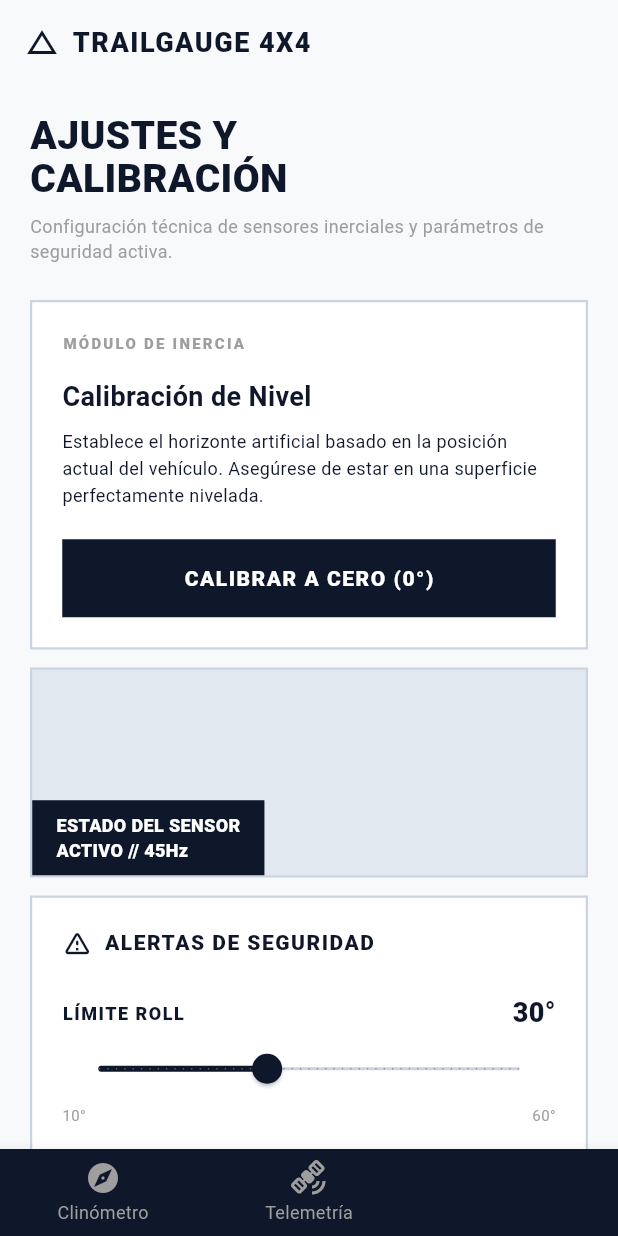
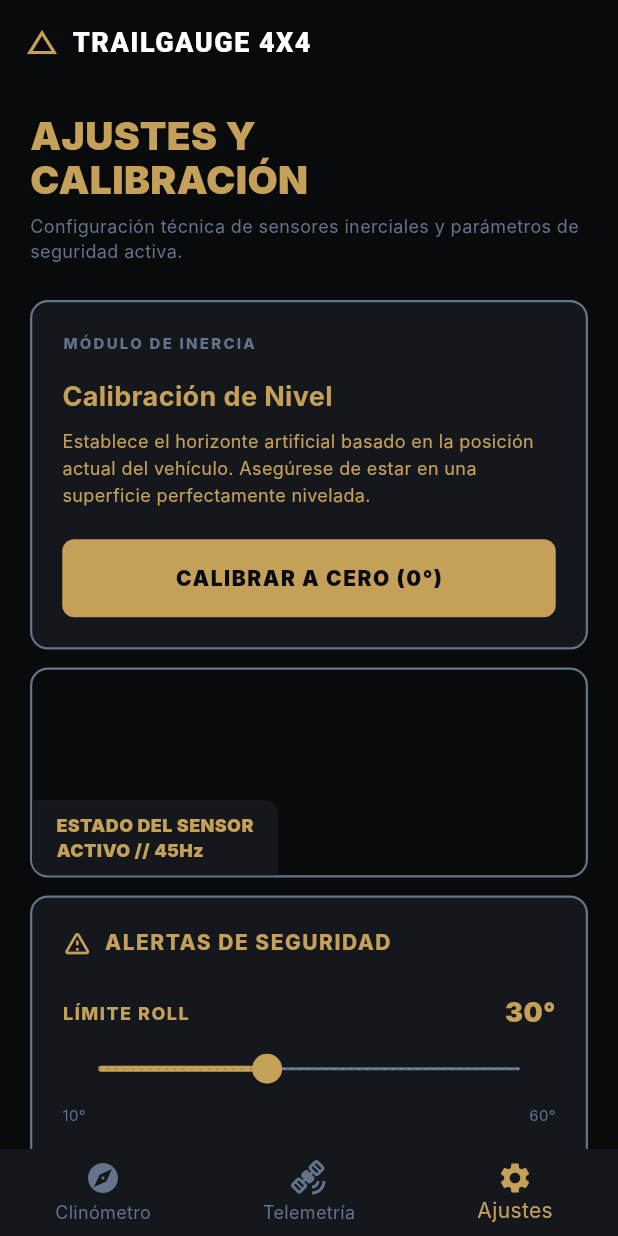
Before and after one commit to AlvinSanchezO/TrailGauge4x4, a Flutter app: the screen it shows after launch, item 3 of the bottom bar chosen, on a phone screen of 412 x 824 dp. Run offline on Flutter 3.47's test engine with Material 3 defaults, Android fonts, the phone set to English and light mode, and no system bars; our stand-ins replace flutter_riverpod, geolocator, sensors_plus, shared_preferences; Roboto replaces fonts that are missing (Inter).

Commit message:
feat: fix telemetry physics, inject low-pass filter state and apply Titanium & Sahara Gold UI theme

```diff
--- a/lib/core/theme/app_theme.dart
+++ b/lib/core/theme/app_theme.dart
@@ -1,44 +1,47 @@
 import 'package:flutter/material.dart';
 
 class AppTheme {
-  // Paleta Técnica Light Mode (Wireframes)
-  static const Color background = Color(0xFFF8F9FA); // Fondo gris muy claro
-  static const Color surface = Colors.white;         // Fondo de las tarjetas
-  static const Color primaryNavy = Color(0xFF0F172A); // Azul marino súper oscuro (Casi negro) para textos y NavBar
-  static const Color borderGray = Color(0xFFCBD5E1);  // Gris sutil para bordes de las tarjetas
+  // Paleta Dark Mode (Titanium & Sahara Gold)
+  static const Color neutralBackground = Color(0xFF090A0C);
+  static const Color secondarySurface = Color(0xFF14171C);
+  static const Color primaryAccent = Color(0xFFC5A059);
+  static const Color tertiaryAccent = Color(0xFF64748B);
 
   // Colores Sobrios de Estado
-  static const Color safeState = primaryNavy;          // En estado seguro, usamos el color industrial
+  static const Color safeState = primaryAccent;          // Estado normal
   static const Color warningState = Color(0xFFD97706); // Naranja ocre técnico
   static const Color dangerState = Color(0xFFB91C1C);  // Rojo carmesí técnico
 
   static ThemeData get tacticalTheme {
     return ThemeData(
-      brightness: Brightness.light,
-      scaffoldBackgroundColor: background,
-      primaryColor: primaryNavy,
-      colorScheme: const ColorScheme.light(
-        primary: primaryNavy,
+      brightness: Brightness.dark,
+      scaffoldBackgroundColor: neutralBackground,
+      cardColor: secondarySurface,
+      primaryColor: primaryAccent,
+      colorScheme: const ColorScheme.dark(
+        primary: primaryAccent,
         secondary: dangerState,
-        surface: surface,
+        surface: secondarySurface,
+        tertiary: tertiaryAccent,
+        background: neutralBackground,
       ),
-      fontFamily: 'Roboto', // Familia base, forzaremos estilos geométricos en los TextStyles
+      fontFamily: 'Inter',
       textTheme: const TextTheme(
-        displayLarge: TextStyle(color: primaryNavy, fontWeight: FontWeight.w900, fontSize: 32, letterSpacing: -0.5),
-        bodyLarge: TextStyle(color: primaryNavy, fontSize: 18, fontWeight: FontWeight.w600),
-        bodyMedium: TextStyle(color: primaryNavy, fontSize: 14),
+        displayLarge: TextStyle(color: Colors.white, fontWeight: FontWeight.w900, fontSize: 32, letterSpacing: -0.5),
+        bodyLarge: TextStyle(color: Colors.white, fontSize: 18, fontWeight: FontWeight.w600),
+        bodyMedium: TextStyle(color: tertiaryAccent, fontSize: 14),
       ),
       appBarTheme: const AppBarTheme(
-        backgroundColor: background,
-        foregroundColor: primaryNavy,
+        backgroundColor: neutralBackground,
+        foregroundColor: primaryAccent,
         elevation: 0,
         centerTitle: false,
-        titleTextStyle: TextStyle(color: primaryNavy, fontWeight: FontWeight.w900, fontSize: 18, letterSpacing: 1.0),
+        titleTextStyle: TextStyle(color: Colors.white, fontWeight: FontWeight.w900, fontSize: 18, letterSpacing: 1.0),
       ),
       bottomNavigationBarTheme: const BottomNavigationBarThemeData(
-        backgroundColor: primaryNavy,
-        selectedItemColor: Colors.white,
-        unselectedItemColor: Colors.grey,
+        backgroundColor: secondarySurface,
+        selectedItemColor: primaryAccent,
+        unselectedItemColor: tertiaryAccent,
         type: BottomNavigationBarType.fixed,
       ),
     );
--- a/lib/features/navigation_menu/presentation/navigation_menu.dart
+++ b/lib/features/navigation_menu/presentation/navigation_menu.dart
@@ -34,9 +34,9 @@
             _currentIndex = index;
           });
         },
-        backgroundColor: Theme.of(context).primaryColor,
-        selectedItemColor: Theme.of(context).colorScheme.primary, // Verde seguro
-        unselectedItemColor: Colors.grey,
+        backgroundColor: Theme.of(context).cardColor,
+        selectedItemColor: Theme.of(context).colorScheme.primary,
+        unselectedItemColor: Theme.of(context).colorScheme.tertiary,
         items: const [
           BottomNavigationBarItem(
             icon: Icon(Icons.explore),
--- a/lib/features/settings/presentation/settings_screen.dart
+++ b/lib/features/settings/presentation/settings_screen.dart
@@ -13,14 +13,15 @@
     final thresholds = ref.watch(thresholdsProvider).value;
     final currentPitchMax = thresholds?['pitch'] ?? 35.0;
     final currentRollMax = thresholds?['roll'] ?? 30.0;
+    final theme = Theme.of(context);
 
     return Scaffold(
       appBar: AppBar(
         title: Row(
           children: [
-            const Icon(Icons.change_history, size: 24, color: AppTheme.primaryNavy),
+            Icon(Icons.change_history, size: 24, color: theme.colorScheme.primary),
             const SizedBox(width: 8),
-            const Text('TRAILGAUGE 4X4', style: TextStyle(fontWeight: FontWeight.w900, fontSize: 18)),
+            Text('TRAILGAUGE 4X4', style: theme.appBarTheme.titleTextStyle),
           ],
         ),
       ),
@@ -29,23 +30,27 @@
         child: Column(
           crossAxisAlignment: CrossAxisAlignment.stretch,
           children: [
-            const Text('AJUSTES Y\nCALIBRACIÓN', style: TextStyle(fontSize: 26, fontWeight: FontWeight.w900, color: AppTheme.primaryNavy, height: 1.1)),
+            Text('AJUSTES Y\nCALIBRACIÓN', style: TextStyle(fontSize: 26, fontWeight: FontWeight.w900, color: theme.colorScheme.primary, height: 1.1)),
             const SizedBox(height: 8),
-            const Text('Configuración técnica de sensores inerciales y parámetros de seguridad activa.', style: TextStyle(fontSize: 12, color: Colors.grey)),
+            Text('Configuración técnica de sensores inerciales y parámetros de seguridad activa.', style: TextStyle(fontSize: 12, color: theme.colorScheme.tertiary)),
             const SizedBox(height: 24),
 
             // SECCIÓN 1: Calibración
             Container(
               padding: const EdgeInsets.all(20),
-              decoration: BoxDecoration(color: Colors.white, border: Border.all(color: AppTheme.borderGray, width: 1.5)),
+              decoration: BoxDecoration(
+                color: theme.cardColor,
+                borderRadius: BorderRadius.circular(12),
+                border: Border.all(color: theme.colorScheme.tertiary, width: 1.5),
+              ),
               child: Column(
                 crossAxisAlignment: CrossAxisAlignment.start,
                 children: [
-                  const Text('MÓDULO DE INERCIA', style: TextStyle(color: Colors.grey, fontSize: 10, fontWeight: FontWeight.w800, letterSpacing: 1.5)),
+                  Text('MÓDULO DE INERCIA', style: TextStyle(color: theme.colorScheme.tertiary, fontSize: 10, fontWeight: FontWeight.w800, letterSpacing: 1.5)),
                   const SizedBox(height: 16),
-                  const Text('Calibración de Nivel', style: TextStyle(fontSize: 18, fontWeight: FontWeight.bold, color: AppTheme.primaryNavy)),
+                  Text('Calibración de Nivel', style: TextStyle(fontSize: 18, fontWeight: FontWeight.bold, color: theme.colorScheme.primary)),
                   const SizedBox(height: 8),
-                  const Text('Establece el horizonte artificial basado en la posición actual del vehículo. Asegúrese de estar en una superficie perfectamente nivelada.', style: TextStyle(fontSize: 12, color: AppTheme.primaryNavy, height: 1.5)),
+                  Text('Establece el horizonte artificial basado en la posición actual del vehículo. Asegúrese de estar en una superficie perfectamente nivelada.', style: TextStyle(fontSize: 12, color: theme.colorScheme.primary, height: 1.5)),
                   const SizedBox(height: 20),
                   SizedBox(
                     width: double.infinity,
@@ -55,14 +60,11 @@
                         final currentOffsets = await ref.read(calibrationOffsetsProvider.future);
 
                         if (attitude != null) {
-                          // BUG FIX: La pantalla muestra el valor ya compensado.
-                          // Para obtener el valor "crudo" real del sensor, sumamos el offset actual.
                           final rawPitch = attitude.pitch + (currentOffsets['pitch'] ?? 0.0);
                           final rawRoll = attitude.roll + (currentOffsets['roll'] ?? 0.0);
 
                           await ref.read(settingsRepositoryProvider).saveCalibrationOffsets(rawPitch, rawRoll);
 
-                          // Forzamos la recarga de los offsets para que el StreamNotifier se reinicie
                           ref.invalidate(calibrationOffsetsProvider);
 
                           if (context.mounted) {
@@ -71,9 +73,9 @@
                         }
                       },
                       style: ElevatedButton.styleFrom(
-                        backgroundColor: AppTheme.primaryNavy,
-                        foregroundColor: Colors.white,
-                        shape: const RoundedRectangleBorder(borderRadius: BorderRadius.zero),
+                        backgroundColor: theme.colorScheme.primary,
+                        foregroundColor: theme.scaffoldBackgroundColor,
+                        shape: RoundedRectangleBorder(borderRadius: BorderRadius.circular(8)),
                         padding: const EdgeInsets.symmetric(vertical: 16),
                         elevation: 0,
                       ),
@@ -90,14 +92,18 @@
               height: 140,
               width: double.infinity,
               decoration: BoxDecoration(
-                color: const Color(0xFFE2E8F0), // Gris claro simula fondo de renderizado 3D
-                border: Border.all(color: AppTheme.borderGray, width: 1.5),
+                color: theme.scaffoldBackgroundColor,
+                borderRadius: BorderRadius.circular(12),
+                border: Border.all(color: theme.colorScheme.tertiary, width: 1.5),
               ),
               alignment: Alignment.bottomLeft,
               child: Container(
-                color: AppTheme.primaryNavy,
+                decoration: BoxDecoration(
+                  color: theme.cardColor,
+                  borderRadius: const BorderRadius.only(bottomLeft: Radius.circular(10), topRight: Radius.circular(8)),
+                ),
                 padding: const EdgeInsets.symmetric(horizontal: 16, vertical: 8),
-                child: const Text('ESTADO DEL SENSOR\nACTIVO // 45Hz', style: TextStyle(color: Colors.white, fontWeight: FontWeight.w900, fontSize: 12)),
+                child: Text('ESTADO DEL SENSOR\nACTIVO // 45Hz', style: TextStyle(color: theme.colorScheme.primary, fontWeight: FontWeight.w900, fontSize: 12)),
               ),
             ),
             const SizedBox(height: 12),
@@ -105,15 +111,19 @@
             // SECCIÓN 2: Alertas de Seguridad
             Container(
               padding: const EdgeInsets.all(20),
-              decoration: BoxDecoration(color: Colors.white, border: Border.all(color: AppTheme.borderGray, width: 1.5)),
+              decoration: BoxDecoration(
+                color: theme.cardColor,
+                borderRadius: BorderRadius.circular(12),
+                border: Border.all(color: theme.colorScheme.tertiary, width: 1.5),
+              ),
               child: Column(
                 crossAxisAlignment: CrossAxisAlignment.start,
                 children: [
                   Row(
-                    children: const [
-                      Icon(Icons.warning_amber_rounded, color: AppTheme.primaryNavy, size: 20),
-                      SizedBox(width: 8),
-                      Text('ALERTAS DE SEGURIDAD', style: TextStyle(color: AppTheme.primaryNavy, fontSize: 14, fontWeight: FontWeight.w800, letterSpacing: 1.0)),
+                    children: [
+                      Icon(Icons.warning_amber_rounded, color: theme.colorScheme.primary, size: 20),
+                      const SizedBox(width: 8),
+                      Text('ALERTAS DE SEGURIDAD', style: TextStyle(color: theme.colorScheme.primary, fontSize: 14, fontWeight: FontWeight.w800, letterSpacing: 1.0)),
                     ],
                   ),
                   const SizedBox(height: 24),
@@ -125,24 +135,28 @@
             ),
             const SizedBox(height: 12),
 
-            // SECCIÓN 3: Algoritmo de Suspensión (Checkboxes Cuadrados Custom)
+            // SECCIÓN 3: Algoritmo de Suspensión
             Container(
               padding: const EdgeInsets.all(20),
-              decoration: BoxDecoration(color: Colors.white, border: Border.all(color: AppTheme.borderGray, width: 1.5)),
+              decoration: BoxDecoration(
+                color: theme.cardColor,
+                borderRadius: BorderRadius.circular(12),
+                border: Border.all(color: theme.colorScheme.tertiary, width: 1.5),
+              ),
               child: Column(
                 crossAxisAlignment: CrossAxisAlignment.start,
                 children: [
-                  const Text('ALGORITMO DE ESTABILIDAD // SUSPENSIÓN', style: TextStyle(color: AppTheme.primaryNavy, fontSize: 10, fontWeight: FontWeight.w900, letterSpacing: 1.0)),
+                  Text('ALGORITMO DE ESTABILIDAD // SUSPENSIÓN', style: TextStyle(color: theme.colorScheme.primary, fontSize: 10, fontWeight: FontWeight.w900, letterSpacing: 1.0)),
                   const SizedBox(height: 8),
-                  const Text('Seleccione la geometría de suspensión para optimizar los cálculos de transferencia de masas.', style: TextStyle(fontSize: 11, color: Colors.grey)),
+                  Text('Seleccione la geometría de suspensión para optimizar los cálculos de transferencia de masas.', style: TextStyle(fontSize: 11, color: theme.colorScheme.tertiary)),
                   const SizedBox(height: 20),
 
-                  _buildCheckOption('OEM STOCK DE FÁBRICA', !isElevated, () {
+                  _buildCheckOption(context, 'OEM STOCK DE FÁBRICA', !isElevated, () {
                     ref.read(settingsRepositoryProvider).saveSuspensionMode(false);
                     ref.invalidate(suspensionModeProvider);
                   }),
                   const SizedBox(height: 12),
-                  _buildCheckOption('MODIFICADA (ELEVADA)', isElevated, () {
+                  _buildCheckOption(context, 'MODIFICADA (ELEVADA)', isElevated, () {
                     ref.read(settingsRepositoryProvider).saveSuspensionMode(true);
                     ref.invalidate(suspensionModeProvider);
                   }),
@@ -150,10 +164,10 @@
                   const SizedBox(height: 16),
                   Row(
                     crossAxisAlignment: CrossAxisAlignment.start,
-                    children: const [
-                      Icon(Icons.info_outline, size: 14, color: Colors.grey),
-                      SizedBox(width: 8),
-                      Expanded(child: Text('EL MODO "ELEVADA" COMPENSA EL DESPLAZAMIENTO DEL CENTRO DE GRAVEDAD EN VEHÍCULOS CON KITS DE ELEVACIÓN.', style: TextStyle(fontSize: 8, color: Colors.grey, fontWeight: FontWeight.bold))),
+                    children: [
+                      Icon(Icons.info_outline, size: 14, color: theme.colorScheme.tertiary),
+                      const SizedBox(width: 8),
+                      Expanded(child: Text('EL MODO "ELEVADA" COMPENSA EL DESPLAZAMIENTO DEL CENTRO DE GRAVEDAD EN VEHÍCULOS CON KITS DE ELEVACIÓN.', style: TextStyle(fontSize: 8, color: theme.colorScheme.tertiary, fontWeight: FontWeight.bold))),
                     ],
                   )
                 ],
@@ -161,8 +175,8 @@
             ),
 
             const SizedBox(height: 24),
-            // Footer (Wireframe bottom info)
-            const Text('FIRMWARE: v2.4.0-STABLE\nHARDWARE: TG-REV-B\nLAST SYNC: 2026-06-09 14:32', style: TextStyle(color: Colors.grey, fontSize: 10, letterSpacing: 1.0, height: 1.5)),
+            // Footer
+            Text('FIRMWARE: v2.4.0-STABLE\nHARDWARE: TG-REV-B\nLAST SYNC: 2026-06-09 14:32', style: TextStyle(color: theme.colorScheme.tertiary, fontSize: 10, letterSpacing: 1.0, height: 1.5)),
             const SizedBox(height: 20),
           ],
         ),
@@ -170,26 +184,30 @@
     );
   }
 
-  Widget _buildCheckOption(String label, bool isSelected, VoidCallback onTap) {
+  Widget _buildCheckOption(BuildContext context, String label, bool isSelected, VoidCallback onTap) {
+    final theme = Theme.of(context);
     return InkWell(
       onTap: onTap,
+      borderRadius: BorderRadius.circular(8),
       child: Container(
         padding: const EdgeInsets.symmetric(horizontal: 16, vertical: 12),
         decoration: BoxDecoration(
-          border: Border.all(color: isSelected ? AppTheme.primaryNavy : AppTheme.borderGray, width: isSelected ? 2 : 1),
+          borderRadius: BorderRadius.circular(8),
+          border: Border.all(color: isSelected ? theme.colorScheme.primary : theme.colorScheme.tertiary, width: isSelected ? 2 : 1),
         ),
         child: Row(
           children: [
             Container(
               width: 18, height: 18,
               decoration: BoxDecoration(
-                border: Border.all(color: AppTheme.primaryNavy, width: 2),
-                color: isSelected ? AppTheme.primaryNavy : Colors.transparent,
+                borderRadius: BorderRadius.circular(4),
+                border: Border.all(color: theme.colorScheme.primary, width: 2),
+                color: isSelected ? theme.colorScheme.primary : Colors.transparent,
               ),
-              child: isSelected ? const Icon(Icons.check, size: 14, color: Colors.white) : null,
+              child: isSelected ? Icon(Icons.check, size: 14, color: theme.scaffoldBackgroundColor) : null,
             ),
             const SizedBox(width: 12),
-            Text(label, style: const TextStyle(fontWeight: FontWeight.bold, fontSize: 12, color: AppTheme.primaryNavy)),
+            Text(label, style: TextStyle(fontWeight: FontWeight.bold, fontSize: 12, color: theme.colorScheme.primary)),
           ],
         ),
       ),
@@ -197,22 +215,23 @@
   }
 
   Widget _buildSliderControl(BuildContext context, WidgetRef ref, String label, double value, bool isRoll, double otherValue) {
+    final theme = Theme.of(context);
     return Column(
       crossAxisAlignment: CrossAxisAlignment.start,
       children: [
         Row(
           mainAxisAlignment: MainAxisAlignment.spaceBetween,
           children: [
-            Text(label, style: const TextStyle(fontWeight: FontWeight.w800, fontSize: 12, color: AppTheme.primaryNavy, letterSpacing: 1.0)),
-            Text('${value.toInt()}°', style: const TextStyle(fontWeight: FontWeight.w900, fontSize: 18, color: AppTheme.primaryNavy)),
+            Text(label, style: TextStyle(fontWeight: FontWeight.w800, fontSize: 12, color: theme.colorScheme.primary, letterSpacing: 1.0)),
+            Text('${value.toInt()}°', style: TextStyle(fontWeight: FontWeight.w900, fontSize: 18, color: theme.colorScheme.primary)),
           ],
         ),
         SliderTheme(
           data: SliderThemeData(
-            activeTrackColor: AppTheme.primaryNavy,
-            inactiveTrackColor: AppTheme.borderGray,
-            thumbColor: AppTheme.primaryNavy,
-            overlayColor: AppTheme.primaryNavy.withOpacity(0.1),
+            activeTrackColor: theme.colorScheme.primary,
+            inactiveTrackColor: theme.colorScheme.tertiary,
+            thumbColor: theme.colorScheme.primary,
+            overlayColor: theme.colorScheme.primary.withOpacity(0.1),
             trackHeight: 2.0,
           ),
           child: Slider(
@@ -232,9 +251,9 @@
         ),
         Row(
           mainAxisAlignment: MainAxisAlignment.spaceBetween,
-          children: const [
-            Text('10°', style: TextStyle(fontSize: 10, color: Colors.grey)),
-            Text('60°', style: TextStyle(fontSize: 10, color: Colors.grey)),
+          children: [
+            Text('10°', style: TextStyle(fontSize: 10, color: theme.colorScheme.tertiary)),
+            Text('60°', style: TextStyle(fontSize: 10, color: theme.colorScheme.tertiary)),
           ],
         )
       ],
```
Also changed, not shown: lib/features/clinometer/presentation/clinometer_screen.dart (+45 -48 lines), lib/features/telemetry/presentation/telemetry_screen.dart (+53 -37 lines).
